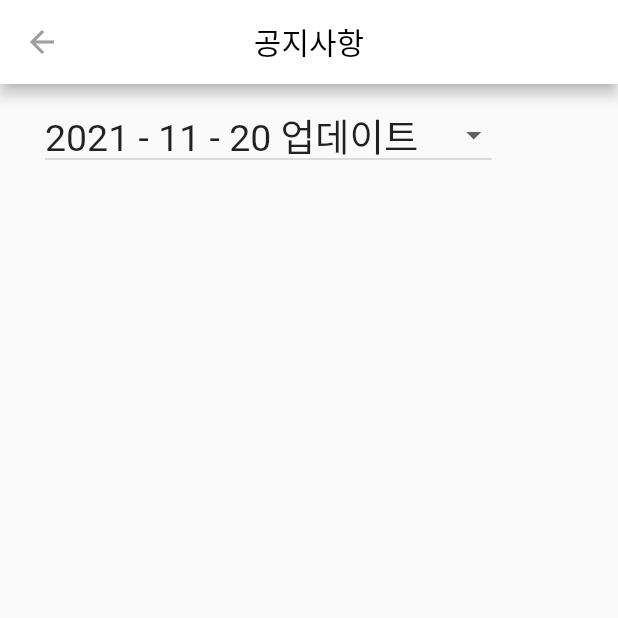
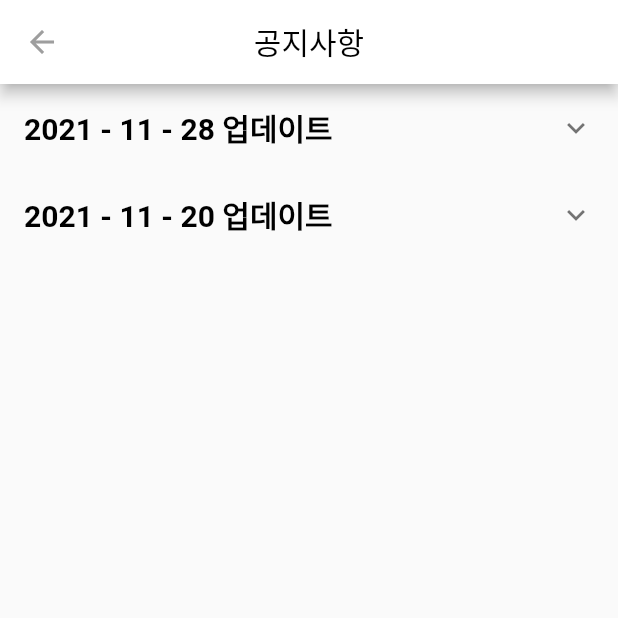
Before and after one commit to someng2/BravePeople, a Flutter app: the AnouncementPage screen opened by its route, on a phone screen of 412 x 824 dp, the top half of it. Run offline on Flutter 3.47's test engine with Material 2 defaults, Android fonts, the phone set to English and light mode, and no system bars; our stand-ins replace cloud_firestore, firebase_auth, firebase_core, google_sign_in; accounts and stored records are empty.

Commit message:
[Update] anouncement.dart

```diff
--- a/lib/anouncement.dart
+++ b/lib/anouncement.dart
@@ -10,7 +10,7 @@ class AnouncementPage extends StatefulWidget {
 
 class _AnouncementPageState extends State<AnouncementPage> {
 
-  int _value = 1;
+  //int _value = 1;
 
   @override
   Widget build(BuildContext context) {
@@ -34,42 +34,71 @@ class _AnouncementPageState extends State<AnouncementPage> {
         ),
       ),
       body: SafeArea(
-        child: ListView(
+        child: Column(
             children: <Widget> [
-            const SizedBox(height: 10),
-            Row(
-              children: <Widget> [
-                const SizedBox(width: 30),
-                DropdownButton(
-                    value: _value,
-                    items: [
-                      DropdownMenuItem(
-                        child: Text("2021 - 11 - 20 업데이트    ",
+              ExpansionTile(
+                title: new Text('2021 - 11 - 28 업데이트',
                   style: TextStyle(
-                            fontSize: 25,
+                      fontWeight: FontWeight.bold,
+                      fontSize: 20,
+                      color: Colors.black
                   ),
                 ),
-                        value: 1,
+                initiallyExpanded: false,
+                backgroundColor: Colors.white,
+                children: <Widget>[
+                  Divider(height: 3,color: Colors.grey,),
+                  Container(
+                    height: 50,
+                    width: 300,
+                    child: Padding(
+                      padding: EdgeInsets.symmetric(horizontal: 0),
+                      child: Row(
+                        children: [
+                          Text('제휴점 추가',
+                            style: TextStyle(
+                              color: Colors.black,
+                              fontSize: 20,
                             ),
-                      DropdownMenuItem(
-                        child: Text("아직 이 부분은"),
-                        value: 2,
                           ),
-                      DropdownMenuItem(
-                          child: Text("어떤 방식으로 구현하는지"),
-                          value: 3
+                        ],
                       ),
-                      DropdownMenuItem(
-                          child: Text("정확히는 모르겠습니다."),
-                          value: 4
-                      )
+                    ),
+                  ),
+                  //Divider(height: 3,color: Colors.grey,),
+                ]
+            ),
+              ExpansionTile(
+                  title: new Text('2021 - 11 - 20 업데이트',
+                    style: TextStyle(
+                        fontWeight: FontWeight.bold,
+                        fontSize: 20,
+                        color: Colors.black
+                    ),
+                  ),
+                  initiallyExpanded: false,
+                  backgroundColor: Colors.white,
+                  children: <Widget>[
+                    Divider(height: 3,color: Colors.grey,),
+                    Container(
+                      height: 50,
+                      width: 300,
+                      child: Padding(
+                        padding: EdgeInsets.symmetric(horizontal: 0),
+                        child: Row(
+                          children: [
+                            Text('커뮤니티 추가',
+                              style: TextStyle(
+                                color: Colors.black,
+                                fontSize: 20,
+                              ),
+                            ),
                           ],
-                    onChanged: (value) {
-                      setState(() {
-                        _value = value as int;
-                      });
-                    }),
-              ],
+                        ),
+                      ),
+                    ),
+                    //Divider(height: 3,color: Colors.grey,),
+                  ]
               ),
           ],
         ),
@@ -78,9 +107,9 @@ class _AnouncementPageState extends State<AnouncementPage> {
   }
 }
 
-class ListItem {
-  int value;
-  String name;
-
-  ListItem(this.value, this.name);
-}
+// class ListItem {
+//   int value;
+//   String name;
+//
+//   ListItem(this.value, this.name);
+// }
```
Lines whose indentation alone changed are shown as unchanged.
